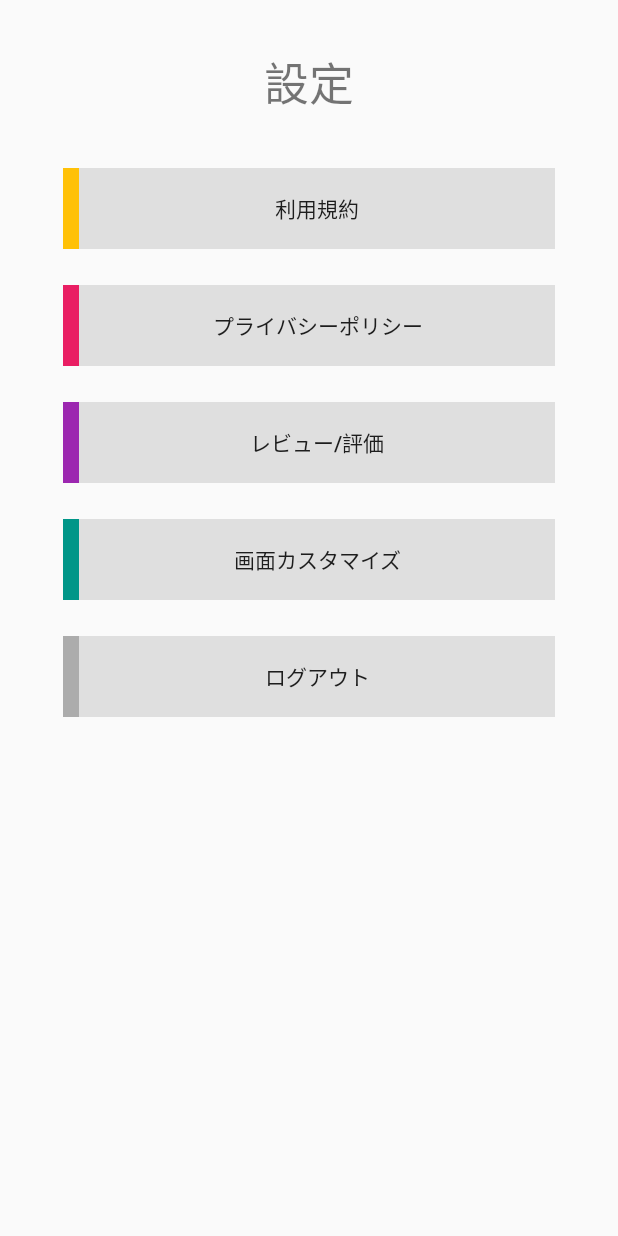
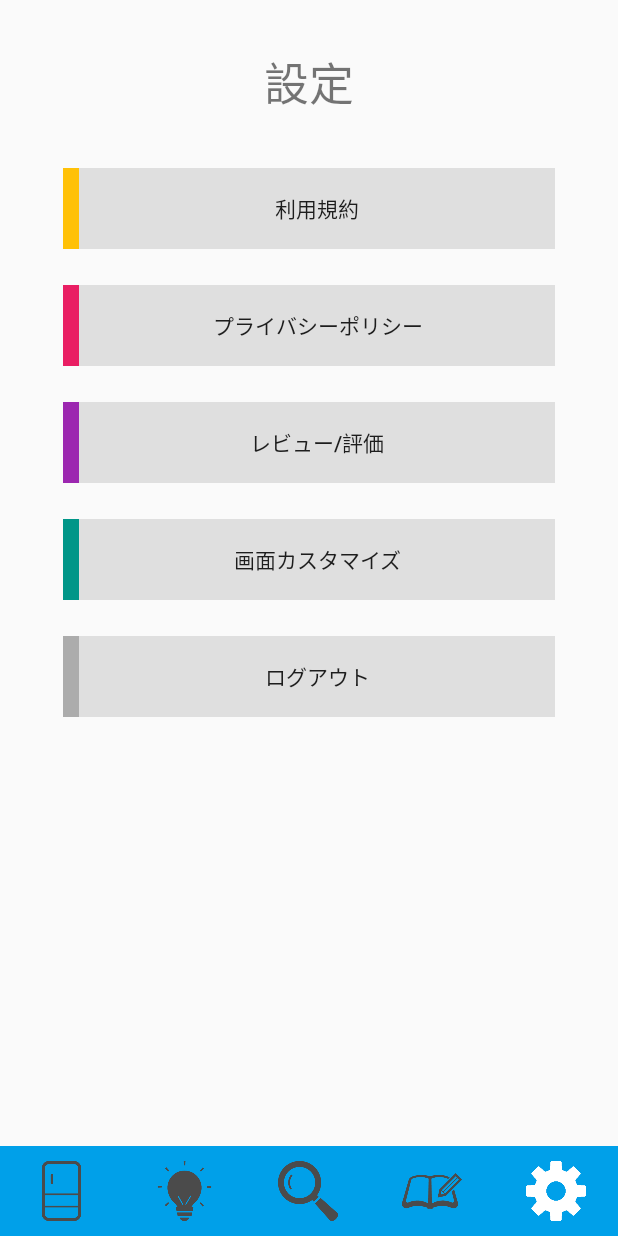
Before and after one commit to masaya2019/sotsuken, an Android app: the layout activity_setting.xml on its own in the app's theme, with its tools: preview values and no code run, on a phone screen of 412 x 824 dp. Run offline under Robolectric (Android 15) with nearby library versions, the light colour scheme and no system bars.

Commit message:
設定画面の変更

```diff
--- /dev/null
+++ b/ComasyApp/app/src/main/java/com/example/comasyapp/SettingActivity.kt
@@ -0,0 +1,11 @@
+package com.example.comasyapp
+
+import androidx.appcompat.app.AppCompatActivity
+import android.os.Bundle
+
+class SettingActivity : AppCompatActivity() {
+    override fun onCreate(savedInstanceState: Bundle?) {
+        super.onCreate(savedInstanceState)
+        setContentView(R.layout.activity_setting)
+    }
+}
--- a/ComasyApp/app/src/main/res/layout/activity_setting.xml
+++ b/ComasyApp/app/src/main/res/layout/activity_setting.xml
@@ -154,4 +154,60 @@
             android:textSize="14sp" />
     </LinearLayout>
 
+    <androidx.constraintlayout.widget.ConstraintLayout
+        android:id="@+id/constraintLayout"
+        android:layout_width="0dp"
+        android:layout_height="60dp"
+        android:background="@color/imageColor"
+        app:layout_constraintBottom_toBottomOf="parent"
+        app:layout_constraintEnd_toEndOf="parent"
+        app:layout_constraintHorizontal_bias="0.0"
+        app:layout_constraintStart_toStartOf="parent">
+
+        <LinearLayout
+            android:layout_width="0dp"
+            android:layout_height="50dp"
+            android:orientation="horizontal"
+            app:layout_constraintBottom_toBottomOf="parent"
+            app:layout_constraintEnd_toEndOf="parent"
+            app:layout_constraintStart_toStartOf="parent">
+
+            <ImageView
+                android:id="@+id/transitionrefrigeratorButton"
+                android:layout_width="@dimen/icon_size"
+                android:layout_height="@dimen/icon_size"
+                android:layout_weight="1"
+                app:srcCompat="@drawable/refrigerator_icon" />
+
+            <ImageView
+                android:id="@+id/transitionColumnButton"
+                android:layout_width="@dimen/icon_size"
+                android:layout_height="@dimen/icon_size"
+                android:layout_weight="1"
+                app:srcCompat="@drawable/column_icon" />
+
+            <ImageView
+                android:id="@+id/transitionSearchButton"
+                android:layout_width="@dimen/icon_size"
+                android:layout_height="@dimen/icon_size"
+                android:layout_weight="1"
+                app:srcCompat="@drawable/search_icon" />
+
+            <ImageView
+                android:id="@+id/transitionMemoButton"
+                android:layout_width="@dimen/icon_size"
+                android:layout_height="@dimen/icon_size"
+                android:layout_weight="1"
+                app:srcCompat="@drawable/memo_icon" />
+
+            <ImageView
+                android:id="@+id/transitionSettingButton"
+                android:layout_width="@dimen/icon_size"
+                android:layout_height="@dimen/icon_size"
+                android:layout_weight="1"
+                app:srcCompat="@drawable/sel_setting_icon" />
+
+        </LinearLayout>
+    </androidx.constraintlayout.widget.ConstraintLayout>
+
 </androidx.constraintlayout.widget.ConstraintLayout>
```
